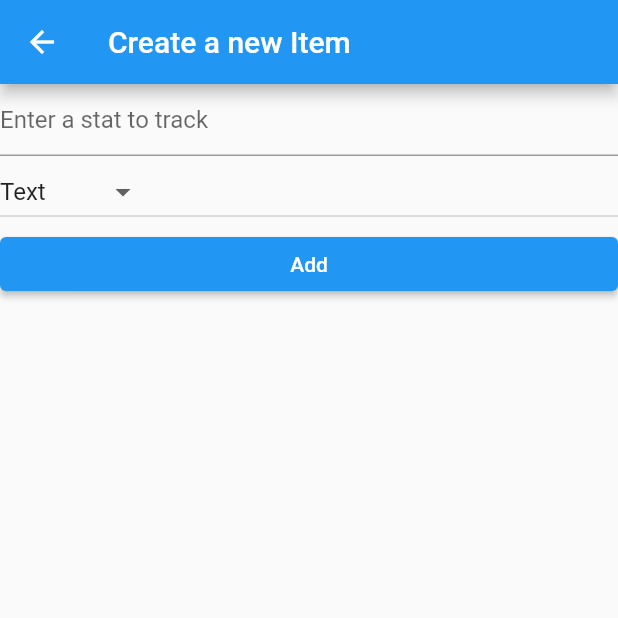
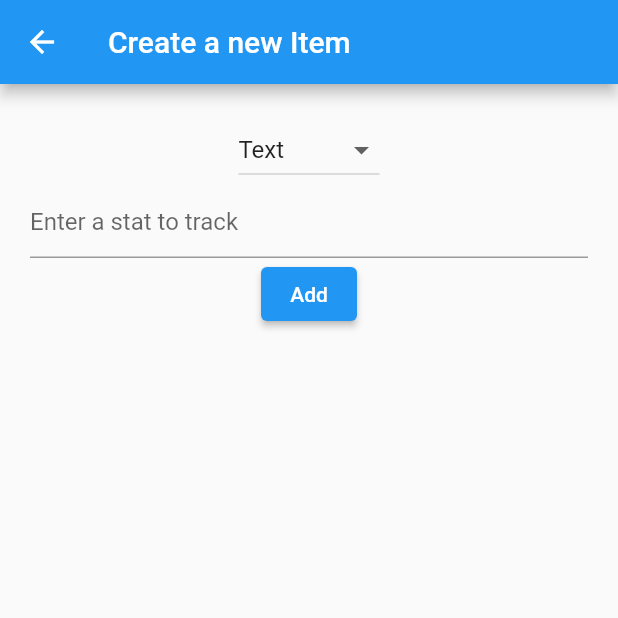
Before and after one commit to hertelukas/stattrack, a Flutter app: the _AddTrackerForm screen opened directly with empty values, on a phone screen of 412 x 824 dp, the top half of it. Run offline on Flutter 3.47's test engine with Material 2 defaults, Android fonts, the phone set to English and light mode, and no system bars; our stand-ins replace share_plus.

Commit message:
Some style improvements

```diff
--- a/lib/configurationUI.dart
+++ b/lib/configurationUI.dart
@@ -114,7 +114,24 @@ class _AddTrackerFormState extends State<_AddTrackerForm> {
         body: Form(
             key: _formKey,
             child: ListView(
+              padding: const EdgeInsets.all(20),
               children: [
+                Center(
+                    child: DropdownButton<FieldType>(
+                        value: dropdownValue,
+                        items: FieldType.values
+                            .map<DropdownMenuItem<FieldType>>(
+                                (FieldType value) {
+                          return DropdownMenuItem<FieldType>(
+                            value: value,
+                            child: Text(value.name),
+                          );
+                        }).toList(),
+                        onChanged: (FieldType? newValue) {
+                          setState(() {
+                            dropdownValue = newValue!;
+                          });
+                        })),
                 TextFormField(
                   decoration: const InputDecoration(
                     hintText: 'Enter a stat to track',
@@ -127,21 +144,8 @@ class _AddTrackerFormState extends State<_AddTrackerForm> {
                   },
                   controller: controller,
                 ),
-                DropdownButton<FieldType>(
-                    value: dropdownValue,
-                    items: FieldType.values
-                        .map<DropdownMenuItem<FieldType>>((FieldType value) {
-                      return DropdownMenuItem<FieldType>(
-                        value: value,
-                        child: Text(value.name),
-                      );
-                    }).toList(),
-                    onChanged: (FieldType? newValue) {
-                      setState(() {
-                        dropdownValue = newValue!;
-                      });
-                    }),
-                ElevatedButton(
+                Center(
+                    child: ElevatedButton(
                   onPressed: () {
                     if (_formKey.currentState!.validate()) {
                       _addField(controller.text, dropdownValue);
@@ -149,7 +153,7 @@ class _AddTrackerFormState extends State<_AddTrackerForm> {
                     }
                   },
                   child: const Text('Add'),
-                )
+                ))
               ],
             )));
   }
--- a/lib/main.dart
+++ b/lib/main.dart
@@ -67,6 +67,11 @@ class _MyAppState extends State<MyApp> {
                 children: [
                   const DrawerHeader(
                     child: Text('Hello!'),
+                    decoration: BoxDecoration(
+                        gradient: LinearGradient(
+                            begin: Alignment.topLeft,
+                            end: Alignment.bottomRight,
+                            colors: <Color>[Colors.blue, Colors.black])),
                   ),
                   ListTile(
                     title: const Text('Tracker'),
```
Also changed, not shown: lib/trackerUI.dart (+34 -16 lines).
